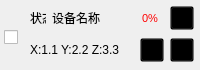
First picture: the form in UAVManage/devicecontrol.ui, repository gessd/UAVManage, before the edit.
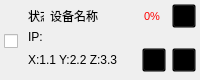
Second picture: the form after the edit. Icons and pictures are not drawn.

The edit to the form file:
```diff
--- a/UAVManage/devicecontrol.ui
+++ b/UAVManage/devicecontrol.ui
@@ -7,7 +7,7 @@
     <x>0</x>
     <y>0</y>
     <width>200</width>
-    <height>70</height>
+    <height>80</height>
    </rect>
   </property>
   <property name="minimumSize">
@@ -33,30 +33,29 @@
     <number>4</number>
    </property>
    <property name="topMargin">
-    <number>6</number>
+    <number>4</number>
    </property>
    <property name="rightMargin">
-    <number>6</number>
+    <number>4</number>
    </property>
    <property name="bottomMargin">
     <number>2</number>
    </property>
    <property name="spacing">
-    <number>2</number>
+    <number>0</number>
    </property>
-   <item row="1" column="1">
-    <widget class="QStackedWidget" name="stackedWidgetStatus">
-     <property name="toolTip">
-      <string>急停</string>
+   <item row="0" column="0" rowspan="3">
+    <widget class="QWidget" name="widget" native="true">
+     <property name="maximumSize">
+      <size>
+       <width>24</width>
+       <height>16777215</height>
+      </size>
      </property>
-     <property name="styleSheet">
-      <string notr="true">background:transparent;</string>
-     </property>
-     <property name="currentIndex">
+     <layout class="QVBoxLayout" name="verticalLayout">
+      <property name="spacing">
       <number>0</number>
      </property>
-     <widget class="QWidget" name="pageStatus">
-      <layout class="QHBoxLayout" name="horizontalLayout_3">
        <property name="leftMargin">
         <number>0</number>
        </property>
@@ -70,119 +69,22 @@
         <number>0</number>
        </property>
        <item>
-        <widget class="QLabel" name="labelLocation">
-         <property name="toolTip">
-          <string>位置</string>
-         </property>
-         <property name="text">
-          <string>X:1.1 Y:2.2 Z:3.3</string>
-         </property>
-         <property name="alignment">
-          <set>Qt::AlignLeading|Qt::AlignLeft|Qt::AlignVCenter</set>
-         </property>
-        </widget>
-       </item>
-       <item>
-        <widget class="QToolButton" name="btnLED">
+       <widget class="QCheckBox" name="checkBox">
          <property name="minimumSize">
           <size>
            <width>24</width>
            <height>24</height>
           </size>
          </property>
-         <property name="maximumSize">
-          <size>
-           <width>24</width>
-           <height>24</height>
-          </size>
-         </property>
          <property name="toolTip">
           <string>亮灯</string>
          </property>
          <property name="text">
           <string/>
          </property>
-         <property name="icon">
-          <iconset resource="uavmanage.qrc">
-           <normaloff>:/res/images/lighting.png</normaloff>:/res/images/lighting.png</iconset>
-         </property>
-         <property name="iconSize">
-          <size>
-           <width>20</width>
-           <height>20</height>
-          </size>
-         </property>
-         <property name="toolButtonStyle">
-          <enum>Qt::ToolButtonIconOnly</enum>
-         </property>
-        </widget>
-       </item>
-       <item>
-        <widget class="QToolButton" name="btnStop">
-         <property name="minimumSize">
-          <size>
-           <width>24</width>
-           <height>24</height>
-          </size>
-         </property>
-         <property name="maximumSize">
-          <size>
-           <width>24</width>
-           <height>24</height>
-          </size>
-         </property>
-         <property name="toolTip">
-          <string>急停</string>
-         </property>
-         <property name="text">
-          <string>...</string>
-         </property>
-         <property name="icon">
-          <iconset resource="uavmanage.qrc">
-           <normaloff>:/res/images/stop.png</normaloff>:/res/images/stop.png</iconset>
-         </property>
-         <property name="iconSize">
-          <size>
-           <width>20</width>
-           <height>20</height>
-          </size>
-         </property>
-        </widget>
-       </item>
-      </layout>
-     </widget>
-     <widget class="QWidget" name="pageProgress">
-      <layout class="QHBoxLayout" name="horizontalLayout">
-       <property name="leftMargin">
-        <number>0</number>
-       </property>
-       <property name="topMargin">
-        <number>4</number>
-       </property>
-       <property name="rightMargin">
-        <number>0</number>
-       </property>
-       <property name="bottomMargin">
-        <number>4</number>
-       </property>
-       <item>
-        <widget class="QProgressBar" name="progressBar">
-         <property name="maximum">
-          <number>100</number>
-         </property>
-         <property name="value">
-          <number>0</number>
-         </property>
-         <property name="alignment">
-          <set>Qt::AlignCenter</set>
-         </property>
-         <property name="format">
-          <string>%v / %m</string>
-         </property>
-        </widget>
-       </item>
-      </layout>
-     </widget>
+       </widget>
+      </item>
+     </layout>
     </widget>
    </item>
    <item row="0" column="1">
@@ -201,7 +103,7 @@
        <number>0</number>
       </property>
       <property name="bottomMargin">
-       <number>0</number>
+       <number>2</number>
       </property>
       <item>
        <widget class="QLabel" name="labelStatus">
@@ -323,18 +225,19 @@
      </layout>
     </widget>
    </item>
-   <item row="0" column="0" rowspan="2">
-    <widget class="QWidget" name="widget" native="true">
-     <property name="maximumSize">
-      <size>
-       <width>24</width>
-       <height>16777215</height>
-      </size>
+   <item row="2" column="1">
+    <widget class="QStackedWidget" name="stackedWidgetStatus">
+     <property name="toolTip">
+      <string>急停</string>
      </property>
-     <layout class="QVBoxLayout" name="verticalLayout">
-      <property name="spacing">
+     <property name="styleSheet">
+      <string notr="true">background:transparent;</string>
+     </property>
+     <property name="currentIndex">
        <number>0</number>
       </property>
+     <widget class="QWidget" name="pageStatus">
+      <layout class="QHBoxLayout" name="horizontalLayout_3">
       <property name="leftMargin">
        <number>0</number>
       </property>
@@ -345,25 +248,132 @@
        <number>0</number>
       </property>
       <property name="bottomMargin">
-       <number>0</number>
+        <number>2</number>
       </property>
       <item>
-       <widget class="QCheckBox" name="checkBox">
+        <widget class="QLabel" name="labelLocation">
+         <property name="toolTip">
+          <string>位置</string>
+         </property>
+         <property name="text">
+          <string>X:1.1 Y:2.2 Z:3.3</string>
+         </property>
+         <property name="alignment">
+          <set>Qt::AlignLeading|Qt::AlignLeft|Qt::AlignVCenter</set>
+         </property>
+        </widget>
+       </item>
+       <item>
+        <widget class="QToolButton" name="btnLED">
         <property name="minimumSize">
          <size>
           <width>24</width>
           <height>24</height>
          </size>
         </property>
+         <property name="maximumSize">
+          <size>
+           <width>24</width>
+           <height>24</height>
+          </size>
+         </property>
         <property name="toolTip">
          <string>选中</string>
         </property>
         <property name="text">
          <string/>
         </property>
-       </widget>
-      </item>
-     </layout>
+         <property name="icon">
+          <iconset resource="uavmanage.qrc">
+           <normaloff>:/res/images/lighting.png</normaloff>:/res/images/lighting.png</iconset>
+         </property>
+         <property name="iconSize">
+          <size>
+           <width>20</width>
+           <height>20</height>
+          </size>
+         </property>
+         <property name="toolButtonStyle">
+          <enum>Qt::ToolButtonIconOnly</enum>
+         </property>
+        </widget>
+       </item>
+       <item>
+        <widget class="QToolButton" name="btnStop">
+         <property name="minimumSize">
+          <size>
+           <width>24</width>
+           <height>24</height>
+          </size>
+         </property>
+         <property name="maximumSize">
+          <size>
+           <width>24</width>
+           <height>24</height>
+          </size>
+         </property>
+         <property name="toolTip">
+          <string>急停</string>
+         </property>
+         <property name="text">
+          <string>...</string>
+         </property>
+         <property name="icon">
+          <iconset resource="uavmanage.qrc">
+           <normaloff>:/res/images/stop.png</normaloff>:/res/images/stop.png</iconset>
+         </property>
+         <property name="iconSize">
+          <size>
+           <width>20</width>
+           <height>20</height>
+          </size>
+         </property>
+        </widget>
+       </item>
+      </layout>
+     </widget>
+     <widget class="QWidget" name="pageProgress">
+      <layout class="QHBoxLayout" name="horizontalLayout">
+       <property name="leftMargin">
+        <number>0</number>
+       </property>
+       <property name="topMargin">
+        <number>4</number>
+       </property>
+       <property name="rightMargin">
+        <number>0</number>
+       </property>
+       <property name="bottomMargin">
+        <number>4</number>
+       </property>
+       <item>
+        <widget class="QProgressBar" name="progressBar">
+         <property name="maximum">
+          <number>100</number>
+         </property>
+         <property name="value">
+          <number>0</number>
+         </property>
+         <property name="alignment">
+          <set>Qt::AlignCenter</set>
+         </property>
+         <property name="format">
+          <string>%v / %m</string>
+         </property>
+        </widget>
+       </item>
+      </layout>
+     </widget>
+    </widget>
+   </item>
+   <item row="1" column="1">
+    <widget class="QLabel" name="labelDeviceIP">
+     <property name="toolTip">
+      <string>IP地址</string>
+     </property>
+     <property name="text">
+      <string>IP:</string>
+     </property>
     </widget>
    </item>
   </layout>
```
Left out of the diff: 4 changed lines with no effect on the pictures. Lines whose indentation alone changed are shown as unchanged.
